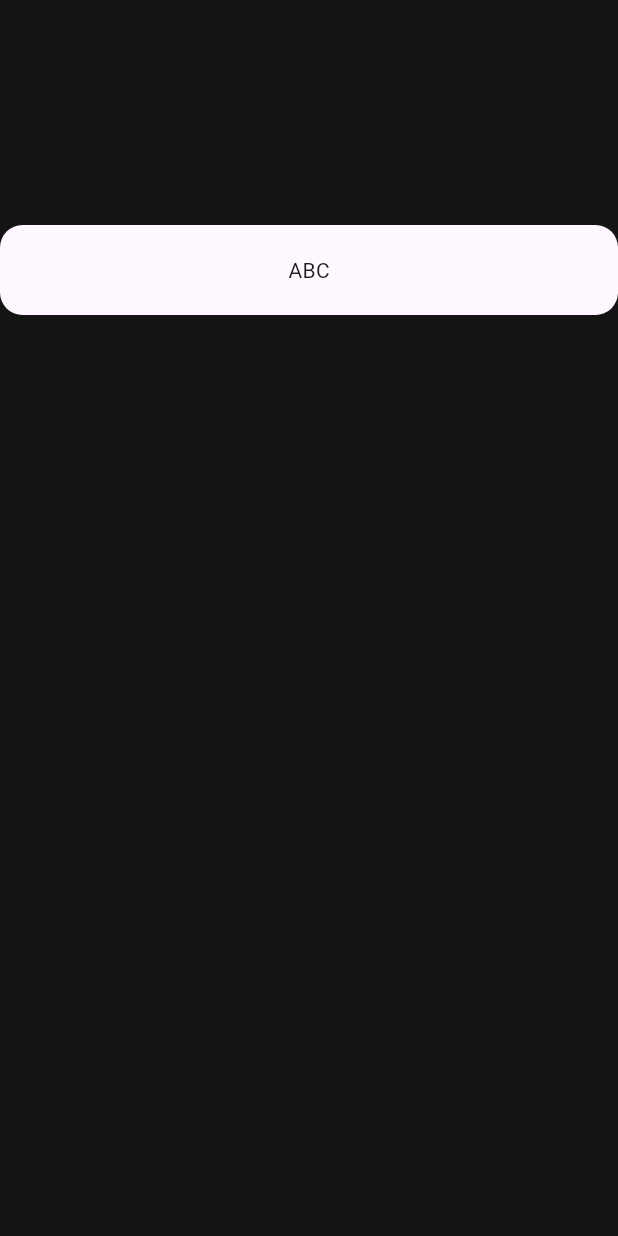
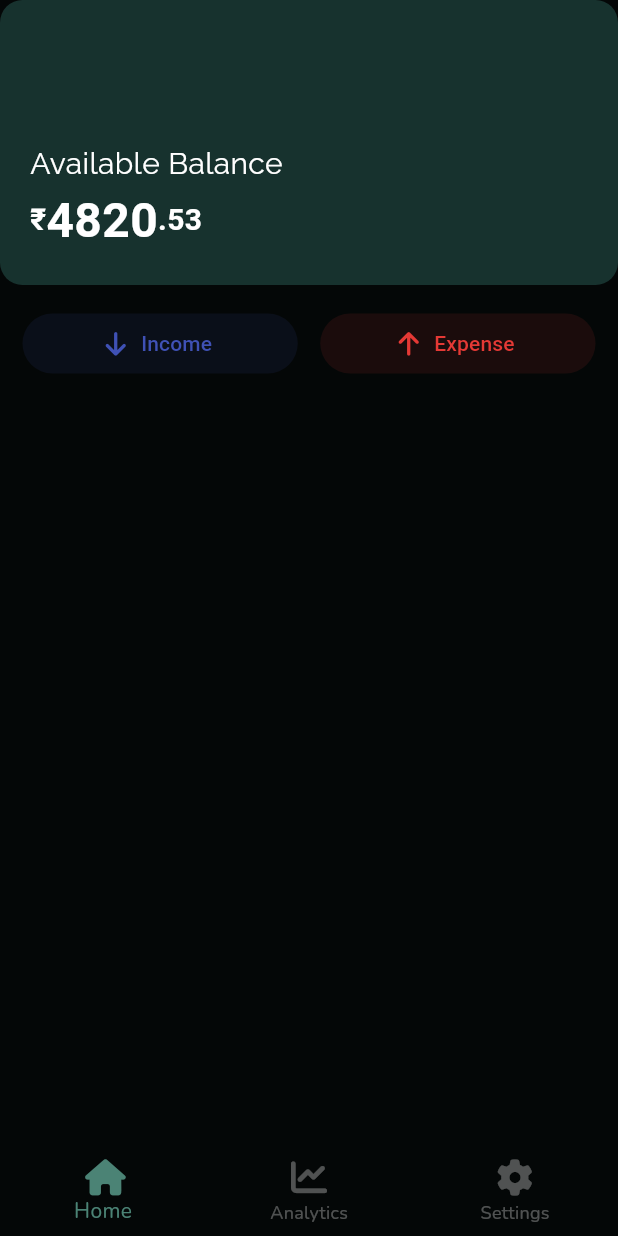
Before and after one commit to ShardulNalegave/wallet, a Flutter app: the screen it shows after launch, on a phone screen of 412 x 824 dp. Run offline on Flutter 3.47's test engine with Material 2 defaults, Android fonts, the phone set to English and light mode, and no system bars; our stand-ins replace font_awesome_flutter, go_router, google_fonts, hooks_riverpod.

Commit message:
HomeView UI

```diff
--- a/lib/main.dart
+++ b/lib/main.dart
@@ -1,5 +1,6 @@
 import 'package:flutter/material.dart';
 import 'package:wallet/router.dart';
+import 'package:wallet/theme.dart';
 
 void main() {
   runApp(const Wallet());
@@ -13,10 +14,7 @@ class Wallet extends StatelessWidget {
     return MaterialApp.router(
       title: 'Wallet',
       debugShowCheckedModeBanner: false,
-      theme: ThemeData(
-        colorScheme: ColorScheme.fromSeed(seedColor: Colors.deepPurple),
-        useMaterial3: true,
-      ),
+      theme: AppTheme.getThemeData(),
       routerConfig: router,
     );
   }
--- a/lib/theme.dart
+++ b/lib/theme.dart
@@ -1,7 +1,38 @@
 import 'package:flutter/material.dart';
+import 'package:google_fonts/google_fonts.dart';
 
 class AppTheme {
-  static final primaryLight = const Color(0xFF80CBC4).withOpacity(0.55);
-  static const primaryDark = Color(0xFF004D40);
-  static const secondaryColor = Color.fromARGB(255, 20, 20, 20);
+  static final primaryLight =
+      const Color.fromARGB(255, 105, 184, 164).withOpacity(0.7);
+  static final primaryDark = const Color(0xFF244E48).withOpacity(0.6);
+  static const secondaryColor = Color.fromARGB(255, 4, 7, 7);
+
+  static final textFont = GoogleFonts.nunito();
+  static final headingFont = GoogleFonts.raleway();
+  static final monospaceFont = GoogleFonts.overpassMono();
+  static final serifFont = GoogleFonts.abhayaLibre();
+  static final moneyTextFont = GoogleFonts.splineSansMono();
+
+  static ThemeData getThemeData() {
+    return ThemeData(
+      useMaterial3: true,
+      textTheme: TextTheme(
+        displayLarge: AppTheme.headingFont.copyWith(color: Colors.white),
+        displayMedium: AppTheme.headingFont.copyWith(color: Colors.white),
+        displaySmall: AppTheme.headingFont.copyWith(color: Colors.white),
+        headlineLarge: AppTheme.headingFont.copyWith(color: Colors.white),
+        headlineMedium: AppTheme.headingFont.copyWith(color: Colors.white),
+        headlineSmall: AppTheme.headingFont.copyWith(color: Colors.white),
+        titleLarge: AppTheme.textFont.copyWith(color: Colors.white),
+        titleMedium: AppTheme.textFont.copyWith(color: Colors.white),
+        titleSmall: AppTheme.textFont.copyWith(color: Colors.white),
+        bodyLarge: AppTheme.textFont.copyWith(color: Colors.white),
+        bodyMedium: AppTheme.textFont.copyWith(color: Colors.white),
+        bodySmall: AppTheme.textFont.copyWith(color: Colors.white),
+        labelLarge: AppTheme.monospaceFont.copyWith(color: Colors.white),
+        labelMedium: AppTheme.monospaceFont.copyWith(color: Colors.white),
+        labelSmall: AppTheme.monospaceFont.copyWith(color: Colors.white),
+      ),
+    );
+  }
 }
--- a/lib/views/home.dart
+++ b/lib/views/home.dart
@@ -1,5 +1,6 @@
 import 'package:flutter/material.dart';
 import 'package:flutter/services.dart';
+import 'package:font_awesome_flutter/font_awesome_flutter.dart';
 import 'package:hooks_riverpod/hooks_riverpod.dart';
 import 'package:wallet/theme.dart';
 
@@ -25,16 +26,121 @@ class _HomeViewState extends ConsumerState<HomeView> {
       backgroundColor: AppTheme.secondaryColor,
       body: Column(
         children: [
-          const SizedBox(height: 150.0),
-          Material(
-            borderRadius: BorderRadius.circular(15.0),
-            elevation: 0.0,
-            child: const Padding(
-              padding: EdgeInsets.all(20.0),
-              child: Center(
-                child: Text("ABC"),
+          SizedBox(
+            width: MediaQuery.of(context).size.width,
+            child: Material(
+              color: AppTheme.primaryDark,
+              borderRadius: BorderRadius.circular(15.0),
+              elevation: 0.0,
+              child: Padding(
+                padding: const EdgeInsets.all(20.0),
+                child: Column(
+                  mainAxisAlignment: MainAxisAlignment.start,
+                  crossAxisAlignment: CrossAxisAlignment.start,
+                  children: [
+                    const SizedBox(height: 75.0),
+                    Text(
+                      'Available Balance',
+                      style: AppTheme.headingFont.copyWith(
+                        fontSize: 20.0,
+                      ),
+                    ),
+                    Row(
+                      mainAxisAlignment: MainAxisAlignment.start,
+                      crossAxisAlignment: CrossAxisAlignment.center,
+                      children: [
+                        Text(
+                          '₹',
+                          style: AppTheme.moneyTextFont.copyWith(
+                            fontWeight: FontWeight.bold,
+                            fontSize: 20,
+                          ),
+                        ),
+                        Text(
+                          '4820',
+                          style: AppTheme.moneyTextFont.copyWith(
+                            fontWeight: FontWeight.bold,
+                            fontSize: 32,
+                          ),
+                        ),
+                        Text(
+                          '.53',
+                          style: AppTheme.moneyTextFont.copyWith(
+                            fontWeight: FontWeight.bold,
+                            fontSize: 20,
+                          ),
+                        ),
+                      ],
+                    ),
+                  ],
+                ),
               ),
             ),
+          ),
+          const SizedBox(height: 15.0),
+          Row(
+            mainAxisAlignment: MainAxisAlignment.center,
+            crossAxisAlignment: CrossAxisAlignment.center,
+            children: [
+              const SizedBox(width: 15.0),
+              Expanded(
+                child: TextButton.icon(
+                  icon: const Icon(FontAwesomeIcons.arrowDown),
+                  label: const Text('Income'),
+                  style: ButtonStyle(
+                    foregroundColor: MaterialStateProperty.all(
+                      const Color(0xFF3F51B5),
+                    ),
+                    backgroundColor: MaterialStateProperty.all(
+                      const Color(0xFF3F51B5).withOpacity(0.1),
+                    ),
+                    overlayColor: MaterialStateProperty.all(
+                      const Color(0xFF3F51B5).withOpacity(0.05),
+                    ),
+                  ),
+                  onPressed: () {},
+                ),
+              ),
+              const SizedBox(width: 15.0),
+              Expanded(
+                child: TextButton.icon(
+                  icon: const Icon(FontAwesomeIcons.arrowUp),
+                  label: const Text('Expense'),
+                  style: ButtonStyle(
+                    foregroundColor: MaterialStateProperty.all(
+                      const Color(0xFFE53935),
+                    ),
+                    backgroundColor: MaterialStateProperty.all(
+                      const Color(0xFFE53935).withOpacity(0.1),
+                    ),
+                    overlayColor: MaterialStateProperty.all(
+                      const Color(0xFFE53935).withOpacity(0.05),
+                    ),
+                  ),
+                  onPressed: () {},
+                ),
+              ),
+              const SizedBox(width: 15.0),
+            ],
+          ),
+        ],
+      ),
+      bottomNavigationBar: BottomNavigationBar(
+        backgroundColor: AppTheme.secondaryColor,
+        selectedItemColor: AppTheme.primaryLight,
+        unselectedItemColor: Colors.white.withOpacity(0.3),
+        items: const [
+          BottomNavigationBarItem(
+            icon: Icon(FontAwesomeIcons.house),
+            label: 'Home',
+          ),
+          BottomNavigationBarItem(
+            icon: Icon(FontAwesomeIcons.chartLine),
+            label: 'Analytics',
+          ),
+          BottomNavigationBarItem(
+            icon: Icon(FontAwesomeIcons.gear),
+            label: 'Settings',
           ),
         ],
       ),
```
